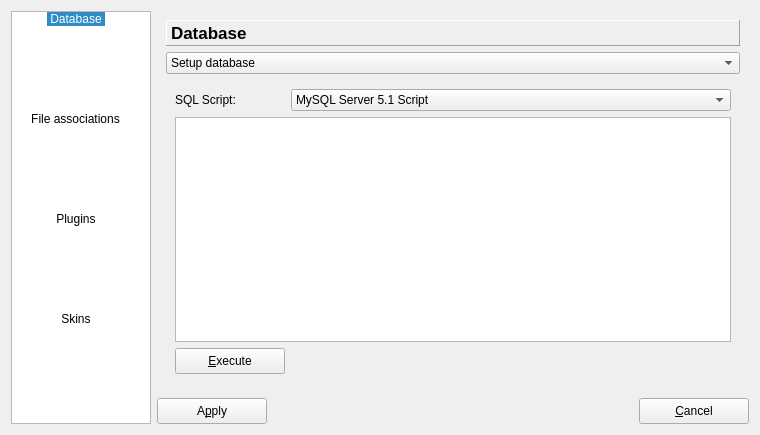
Qt form trunk/libdms/ui/preference.ui (BackupTheBerlios/dms-svn) before a commit.
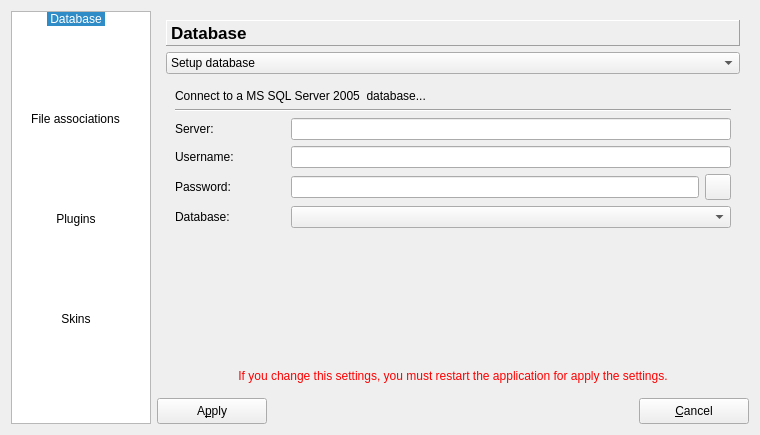
The same form after that commit. The open tabs and pages were chosen to show the change. Icons and pictures are not drawn.

Commit message: * add more functionality to the preference widget

What changed in the file:
```diff
--- a/trunk/libdms/ui/preference.ui
+++ b/trunk/libdms/ui/preference.ui
@@ -113,7 +113,7 @@
     </widget>
    </item>
    <item row="0" column="1" >
-    <widget class="QStackedWidget" name="stackedWidget" >
+    <widget class="QStackedWidget" name="stackedWidgetPreferences" >
      <property name="currentIndex" >
       <number>0</number>
      </property>
@@ -163,7 +163,12 @@
          </item>
          <item>
           <property name="text" >
-           <string>Manage connection</string>
+           <string>Manage MySQL Server 5.1 connection</string>
+          </property>
+         </item>
+         <item>
+          <property name="text" >
+           <string>Manage MS SQL Server 2005 connection</string>
           </property>
          </item>
         </widget>
@@ -208,6 +213,11 @@
                  <string>MS SQL Server 2005 Script</string>
                 </property>
                </item>
+               <item>
+                <property name="text" >
+                 <string>SQLite Script</string>
+                </property>
+               </item>
               </widget>
              </item>
             </layout>
@@ -257,10 +267,10 @@
            </item>
           </layout>
          </widget>
-         <widget class="QWidget" name="pageManageConnection" >
+         <widget class="QWidget" name="pageManageMySqlConnection" >
           <layout class="QGridLayout" >
            <item row="0" column="0" >
-            <widget class="QLabel" name="labelMessage" >
+            <widget class="QLabel" name="labelMySqlMessage" >
              <property name="minimumSize" >
               <size>
                <width>180</width>
@@ -279,7 +289,7 @@
             </widget>
            </item>
            <item row="1" column="0" >
-            <widget class="Line" name="line_2" >
+            <widget class="Line" name="lineMySQL" >
              <property name="orientation" >
               <enum>Qt::Horizontal</enum>
              </property>
@@ -288,7 +298,7 @@
            <item row="2" column="0" >
             <layout class="QHBoxLayout" >
              <item>
-              <widget class="QLabel" name="labelHost" >
+              <widget class="QLabel" name="labelMySQLHost" >
                <property name="minimumSize" >
                 <size>
                  <width>110</width>
@@ -307,10 +317,10 @@
               </widget>
              </item>
              <item>
-              <widget class="QLineEdit" name="lineEditHost" />
+              <widget class="QLineEdit" name="lineEditMySQLHost" />
              </item>
              <item>
-              <widget class="QLabel" name="labelPort" >
+              <widget class="QLabel" name="labelMySQLPort" >
                <property name="minimumSize" >
                 <size>
                  <width>110</width>
@@ -343,7 +353,7 @@
            <item row="3" column="0" >
             <layout class="QHBoxLayout" >
              <item>
-              <widget class="QLabel" name="labelUser" >
+              <widget class="QLabel" name="labelMySQLUser" >
                <property name="minimumSize" >
                 <size>
                  <width>110</width>
@@ -362,14 +372,14 @@
               </widget>
              </item>
              <item>
-              <widget class="QLineEdit" name="lineEditUser" />
+              <widget class="QLineEdit" name="lineEditMySQLUser" />
              </item>
             </layout>
            </item>
            <item row="4" column="0" >
             <layout class="QHBoxLayout" >
              <item>
-              <widget class="QLabel" name="labelPassword" >
+              <widget class="QLabel" name="labelMySQLPassword" >
                <property name="minimumSize" >
                 <size>
                  <width>110</width>
@@ -388,14 +398,14 @@
               </widget>
              </item>
              <item>
-              <widget class="QLineEdit" name="lineEditPassword" >
+              <widget class="QLineEdit" name="lineEditMySQLPassword" >
                <property name="echoMode" >
                 <enum>QLineEdit::Password</enum>
                </property>
               </widget>
              </item>
              <item>
-              <widget class="QPushButton" name="btnCheckConnection" >
+              <widget class="QPushButton" name="btnCheckMySQLConnection" >
                <property name="minimumSize" >
                 <size>
                  <width>26</width>
@@ -421,7 +431,7 @@
            <item row="5" column="0" >
             <layout class="QHBoxLayout" >
              <item>
-              <widget class="QLabel" name="labelDatabase_2" >
+              <widget class="QLabel" name="labelMySQLDatabase" >
                <property name="minimumSize" >
                 <size>
                  <width>110</width>
@@ -440,7 +450,7 @@
               </widget>
              </item>
              <item>
-              <widget class="QComboBox" name="comboBoxDatabase" />
+              <widget class="QComboBox" name="comboBoxMySQLDatabase" />
              </item>
             </layout>
            </item>
@@ -457,7 +467,176 @@
              </property>
             </spacer>
            </item>
-           <item row="7" column="0" >
+          </layout>
+         </widget>
+         <widget class="QWidget" name="pageManageMsSqlConnection" >
+          <layout class="QGridLayout" >
+           <item row="0" column="0" >
+            <widget class="QLabel" name="labelMsSqlMessage" >
+             <property name="text" >
+              <string>Connect to a MS SQL Server 2005  database...</string>
+             </property>
+            </widget>
+           </item>
+           <item row="1" column="0" >
+            <widget class="Line" name="lineMsSQL" >
+             <property name="orientation" >
+              <enum>Qt::Horizontal</enum>
+             </property>
+            </widget>
+           </item>
+           <item row="2" column="0" >
+            <layout class="QGridLayout" >
+             <item row="0" column="0" >
+              <layout class="QHBoxLayout" >
+               <item>
+                <widget class="QLabel" name="labelMsSQLHost" >
+                 <property name="minimumSize" >
+                  <size>
+                   <width>110</width>
+                   <height>0</height>
+                  </size>
+                 </property>
+                 <property name="maximumSize" >
+                  <size>
+                   <width>110</width>
+                   <height>16777215</height>
+                  </size>
+                 </property>
+                 <property name="text" >
+                  <string>Server:</string>
+                 </property>
+                </widget>
+               </item>
+               <item>
+                <widget class="QLineEdit" name="lineEditMsSQLHost" />
+               </item>
+              </layout>
+             </item>
+             <item row="1" column="0" >
+              <layout class="QHBoxLayout" >
+               <item>
+                <widget class="QLabel" name="labelMsSQLUser" >
+                 <property name="minimumSize" >
+                  <size>
+                   <width>110</width>
+                   <height>0</height>
+                  </size>
+                 </property>
+                 <property name="maximumSize" >
+                  <size>
+                   <width>110</width>
+                   <height>16777215</height>
+                  </size>
+                 </property>
+                 <property name="text" >
+                  <string>Username:</string>
+                 </property>
+                </widget>
+               </item>
+               <item>
+                <widget class="QLineEdit" name="lineEditMsSQLUser" />
+               </item>
+              </layout>
+             </item>
+             <item row="2" column="0" >
+              <layout class="QHBoxLayout" >
+               <item>
+                <widget class="QLabel" name="labelMsSQLPassword" >
+                 <property name="minimumSize" >
+                  <size>
+                   <width>110</width>
+                   <height>0</height>
+                  </size>
+                 </property>
+                 <property name="maximumSize" >
+                  <size>
+                   <width>110</width>
+                   <height>16777215</height>
+                  </size>
+                 </property>
+                 <property name="text" >
+                  <string>Password:</string>
+                 </property>
+                </widget>
+               </item>
+               <item>
+                <widget class="QLineEdit" name="lineEditMsSQLPassword" >
+                 <property name="echoMode" >
+                  <enum>QLineEdit::Password</enum>
+                 </property>
+                </widget>
+               </item>
+               <item>
+                <widget class="QPushButton" name="btnCheckMsSQLConnection" >
+                 <property name="minimumSize" >
+                  <size>
+                   <width>26</width>
+                   <height>26</height>
+                  </size>
+                 </property>
+                 <property name="maximumSize" >
+                  <size>
+                   <width>26</width>
+                   <height>26</height>
+                  </size>
+                 </property>
+                 <property name="text" >
+                  <string/>
+                 </property>
+                 <property name="icon" >
+                  <iconset resource="../../resource/dms.qrc" >:/picture/16/images/16x16/reload_16.png</iconset>
+                 </property>
+                </widget>
+               </item>
+              </layout>
+             </item>
+             <item row="3" column="0" >
+              <layout class="QHBoxLayout" >
+               <item>
+                <widget class="QLabel" name="labelMsSQLDatabase" >
+                 <property name="minimumSize" >
+                  <size>
+                   <width>110</width>
+                   <height>0</height>
+                  </size>
+                 </property>
+                 <property name="maximumSize" >
+                  <size>
+                   <width>110</width>
+                   <height>16777215</height>
+                  </size>
+                 </property>
+                 <property name="text" >
+                  <string>Database:</string>
+                 </property>
+                </widget>
+               </item>
+               <item>
+                <widget class="QComboBox" name="comboBoxMsSQLDatabase" />
+               </item>
+              </layout>
+             </item>
+            </layout>
+           </item>
+           <item row="3" column="0" >
+            <spacer>
+             <property name="orientation" >
+              <enum>Qt::Vertical</enum>
+             </property>
+             <property name="sizeHint" >
+              <size>
+               <width>20</width>
+               <height>40</height>
+              </size>
+             </property>
+            </spacer>
+           </item>
+          </layout>
+         </widget>
+        </widget>
+       </item>
+       <item row="3" column="0" >
             <widget class="QLabel" name="labelManageConnectionInfo" >
              <property name="palette" >
               <palette>
@@ -506,10 +685,6 @@
            </item>
           </layout>
          </widget>
-        </widget>
-       </item>
-      </layout>
-     </widget>
      <widget class="QWidget" name="pageFileAssociations" >
       <layout class="QGridLayout" >
        <item row="0" column="0" >
@@ -644,30 +819,6 @@
               <string>Fileextansion</string>
              </property>
             </column>
-            <item>
-             <property name="text" >
-              <string>/usr/bin/oowriter</string>
-             </property>
-             <property name="text" >
-              <string>odt;ott;sxw;stw;sdw;doc</string>
-             </property>
-            </item>
-            <item>
-             <property name="text" >
-              <string>/usr/bin/oocalc</string>
-             </property>
-             <property name="text" >
-              <string>ods;ots;sxc;stc;sdc;fods;xls;xlt;csv</string>
-             </property>
-            </item>
-            <item>
-             <property name="text" >
-              <string>/opt/kde3/bin/ark</string>
-             </property>
-             <property name="text" >
-              <string>7z;zip;tar;tar.gz;tar.bz2;gz;tgz;bzip;bzip2</string>
-             </property>
-            </item>
            </widget>
           </item>
           <item row="3" column="0" >
@@ -798,10 +949,10 @@
        </item>
       </layout>
      </widget>
-     <widget class="QWidget" name="Seite" >
+     <widget class="QWidget" name="pageSkins" >
       <layout class="QGridLayout" >
        <item row="0" column="0" >
-        <widget class="QLabel" name="labelPlugins_2" >
+        <widget class="QLabel" name="labelSkins" >
          <property name="minimumSize" >
           <size>
            <width>0</width>
```
Left out of the diff: 8 changed lines with no effect on the pictures. Lines whose indentation alone changed are shown as unchanged. The commit also changes 5 other files.
